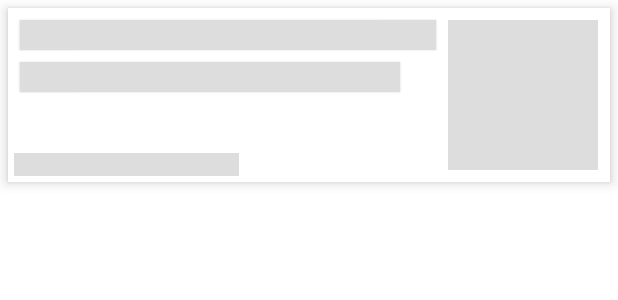
After one commit to SabaPablo/CBCNews, an Android app: the layout news_item_shimmer.xml on its own in the app's theme, with its tools: preview values and no code run, on a phone screen of 412 x 824 dp. The commit adds this screen. Shown: the top 300 px of the screen. Run offline under Robolectric (Android 15) with nearby library versions, the phone set to English and light mode, and no system bars.

Commit message:
added shimmer

```diff
--- a/app/src/main/java/com/doce/cactus/saba/cbcnews/ui/home/NewsAdapter.kt
+++ b/app/src/main/java/com/doce/cactus/saba/cbcnews/ui/home/NewsAdapter.kt
@@ -10,7 +10,6 @@ import com.doce.cactus.saba.cbcnews.R
 import com.doce.cactus.saba.cbcnews.databinding.NewsItemBinding
 import com.doce.cactus.saba.cbcnews.models.News
 import java.text.SimpleDateFormat
-import java.time.format.DateTimeFormatter
 import java.util.*
 
 class NewsAdapter: ListAdapter<News, NewsAdapter.ViewHolder>(MyDiffCallback()){
@@ -24,7 +23,7 @@ class NewsAdapter: ListAdapter<News, NewsAdapter.ViewHolder>(MyDiffCallback()){
 
                 .into(binding.imageNewsIv)
             binding.titleTv.text = item.title
-            binding.publishedTv.text = "Posted: ${getDateTime(item.publishedAt)}"
+            binding.publishedTv.text = "Posted: ${getDateTime(item.updatedAt)}"
 
         }
 
@@ -54,9 +53,7 @@ class NewsAdapter: ListAdapter<News, NewsAdapter.ViewHolder>(MyDiffCallback()){
     override fun onBindViewHolder(holder: ViewHolder, position: Int) {
         val item = getItem(position)
         holder.bind(item)
-
     }
-
 
     class MyDiffCallback : DiffUtil.ItemCallback<News>() {
         override fun areItemsTheSame(firstItem: News, secondItem: News) =
--- /dev/null
+++ b/app/src/main/res/layout/news_item_shimmer.xml
@@ -0,0 +1,58 @@
+<?xml version="1.0" encoding="utf-8"?>
+<layout xmlns:tools="http://schemas.android.com/tools"
+    xmlns:android="http://schemas.android.com/apk/res/android"
+    xmlns:app="http://schemas.android.com/apk/res-auto">
+
+    <androidx.constraintlayout.widget.ConstraintLayout
+        android:background="@color/white"
+        android:layout_width="match_parent"
+        android:layout_margin="5dp"
+        android:elevation="5dp"
+        android:layout_height="wrap_content">
+
+        <View
+            android:id="@+id/title_tv"
+            android:layout_width="0dp"
+            android:layout_height="20dp"
+            android:layout_marginStart="8dp"
+            android:layout_marginTop="8dp"
+            android:layout_marginEnd="8dp"
+            android:elevation="1dp"
+            android:background="#dddddd"
+            app:layout_constraintEnd_toStartOf="@+id/image_news_iv"
+            app:layout_constraintStart_toStartOf="parent"
+            app:layout_constraintTop_toTopOf="parent" />
+
+        <View
+            android:id="@+id/title_2_tv"
+            android:layout_width="0dp"
+            android:layout_height="20dp"
+            android:layout_marginStart="8dp"
+            android:layout_marginTop="8dp"
+            android:layout_marginEnd="32dp"
+            android:background="#dddddd"
+            android:elevation="1dp"
+            app:layout_constraintEnd_toStartOf="@+id/image_news_iv"
+            app:layout_constraintStart_toStartOf="parent"
+            app:layout_constraintTop_toBottomOf="@+id/title_tv"/>
+        <View
+            android:id="@+id/image_news_iv"
+            android:layout_width="100dp"
+            android:layout_height="100dp"
+            android:layout_margin="8dp"
+            android:background="#dddddd"
+            app:layout_constraintBottom_toBottomOf="parent"
+            app:layout_constraintEnd_toEndOf="parent"
+            app:layout_constraintTop_toTopOf="parent" />
+
+        <View
+            android:id="@+id/published_tv"
+            android:layout_width="150dp"
+            android:layout_height="15dp"
+            android:layout_marginStart="4dp"
+            android:layout_marginBottom="4dp"
+            android:background="#dddddd"
+            app:layout_constraintBottom_toBottomOf="parent"
+            app:layout_constraintStart_toStartOf="parent" />
+    </androidx.constraintlayout.widget.ConstraintLayout>
+</layout>
```
Also changed, not shown: app/build.gradle (+4 -3 lines), app/src/main/java/com/doce/cactus/saba/cbcnews/ui/home/HomeFragment.kt (+5 -16 lines), app/src/main/res/layout/fragment_home.xml (+29 -0 lines).
